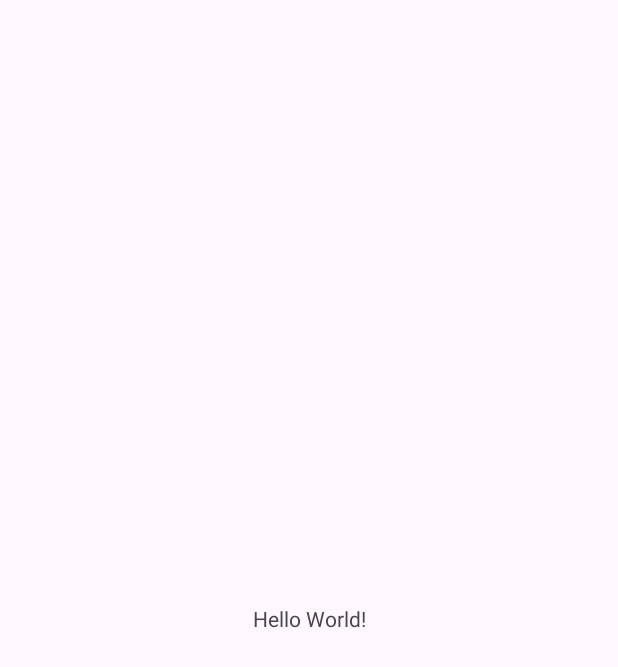
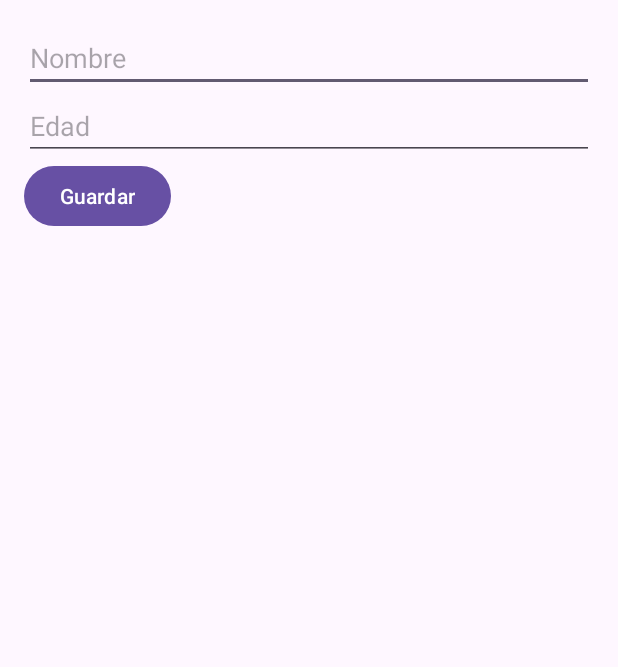
Before and after one commit to LeChustin/FichaPersonal, an Android app: the screen it shows after launch (MainActivity), on a phone screen of 412 x 824 dp. Before the commit the part shown is almost empty. Shown: the top 667 px of the screen. Run offline under Robolectric (Android 15) with nearby library versions, the phone set to English and light mode, and no system bars.

Commit message:
creacion de la vista principal

```diff
--- a/app/src/main/java/com/chstn/fichapersonal/MainActivity.java
+++ b/app/src/main/java/com/chstn/fichapersonal/MainActivity.java
@@ -2,17 +2,50 @@ package com.chstn.fichapersonal;
 
 import androidx.appcompat.app.AppCompatActivity;
 
+import android.content.Intent;
 import android.os.Bundle;
+import android.view.View;
+import android.widget.Button;
+import android.widget.EditText;
+import android.widget.Toast;
 
 public class MainActivity extends AppCompatActivity {
+
+    DatabaseHelper myDb;
+    EditText editNombre, editEdad;
+    Button btnAddData;
 
     @Override
     protected void onCreate(Bundle savedInstanceState) {
         super.onCreate(savedInstanceState);
         setContentView(R.layout.activity_main);
+
+        myDb = new DatabaseHelper(this);
+
+        editNombre = (EditText)findViewById(R.id.editTextNombre);
+        editEdad = (EditText)findViewById(R.id.editTextEdad);
+        btnAddData = (Button)findViewById(R.id.buttonGuardar);
+
+        AddData();
     }
 
+    public  void AddData() {
+        btnAddData.setOnClickListener(
+                new View.OnClickListener() {
+                    @Override
+                    public void onClick(View v) {
+                        boolean isInserted = myDb.insertData(editNombre.getText().toString(),
+                                editEdad.getText().toString());
+                        if(isInserted)
+                            Toast.makeText(MainActivity.this,"Datos Insertados", Toast.LENGTH_LONG).show();
+                        else
+                            Toast.makeText(MainActivity.this,"Datos no insertados",Toast.LENGTH_LONG).show();
 
-
-
+                        // Ir a la nueva vista
+                        Intent intent = new Intent(MainActivity.this, DisplayActivity.class);
+                        startActivity(intent);
+                    }
+                }
+        );
+    }
 }
--- a/app/src/main/res/layout/activity_main.xml
+++ b/app/src/main/res/layout/activity_main.xml
@@ -1,18 +1,28 @@
 <?xml version="1.0" encoding="utf-8"?>
-<androidx.constraintlayout.widget.ConstraintLayout xmlns:android="http://schemas.android.com/apk/res/android"
-    xmlns:app="http://schemas.android.com/apk/res-auto"
-    xmlns:tools="http://schemas.android.com/tools"
-    android:layout_width="match_parent"
-    android:layout_height="match_parent"
-    tools:context=".MainActivity">
+    <LinearLayout
+        xmlns:android="http://schemas.android.com/apk/res/android"
+        android:layout_width="match_parent"
+        android:layout_height="match_parent"
+        android:orientation="vertical"
+        android:padding="16dp">
 
-    <TextView
-        android:layout_width="wrap_content"
-        android:layout_height="wrap_content"
-        android:text="Hello World!"
-        app:layout_constraintBottom_toBottomOf="parent"
-        app:layout_constraintEnd_toEndOf="parent"
-        app:layout_constraintStart_toStartOf="parent"
-        app:layout_constraintTop_toTopOf="parent" />
+        <EditText
+            android:id="@+id/editTextNombre"
+            android:layout_width="match_parent"
+            android:layout_height="wrap_content"
+            android:hint="Nombre"/>
 
-</androidx.constraintlayout.widget.ConstraintLayout>
+        <EditText
+            android:id="@+id/editTextEdad"
+            android:layout_width="match_parent"
+            android:layout_height="wrap_content"
+            android:hint="Edad"
+            android:inputType="number"/>
+
+        <Button
+            android:id="@+id/buttonGuardar"
+            android:layout_width="wrap_content"
+            android:layout_height="wrap_content"
+            android:text="Guardar"/>
+
+    </LinearLayout>
```
